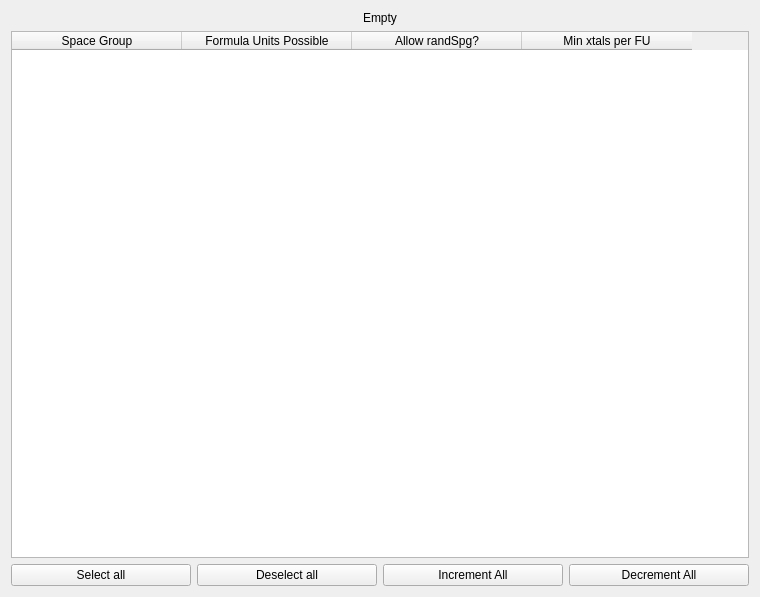
First picture: the form in src/xtalopt/ui/randSpgDialog.ui, repository xtalopt/XtalOpt, before the edit.
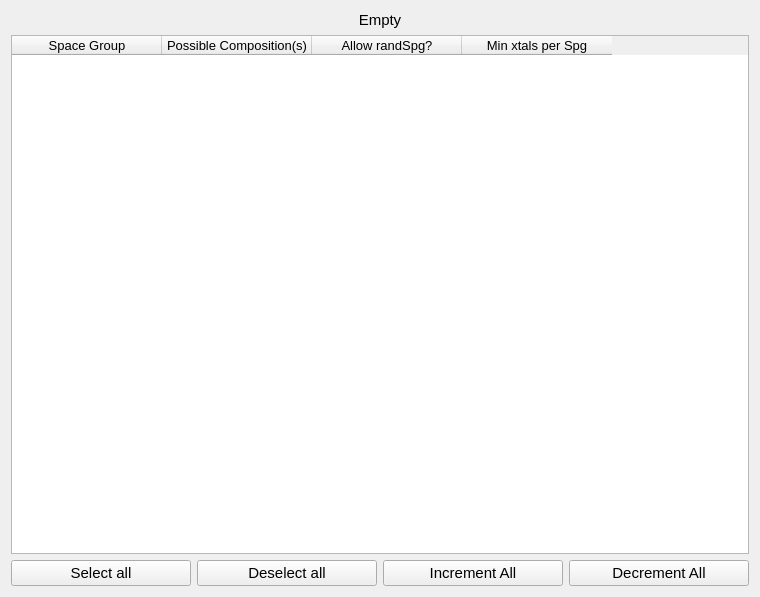
Second picture: the form after the edit.

Commit message: XtalOpt 14 (v14.0.0): variable-composition search and Pareto optimization

```diff
--- a/src/xtalopt/ui/randSpgDialog.ui
+++ b/src/xtalopt/ui/randSpgDialog.ui
@@ -10,6 +10,11 @@
     <height>597</height>
    </rect>
   </property>
+  <property name="font">
+   <font>
+    <pointsize>11</pointsize>
+   </font>
+  </property>
   <property name="windowTitle">
    <string>Spacegroup Options</string>
   </property>
@@ -37,6 +42,11 @@
    </item>
    <item row="1" column="1" colspan="4">
     <widget class="QTableWidget" name="table_list">
+     <property name="font">
+      <font>
+       <pointsize>10</pointsize>
+      </font>
+     </property>
      <property name="contextMenuPolicy">
       <enum>Qt::CustomContextMenu</enum>
      </property>
@@ -61,39 +71,65 @@
      <attribute name="horizontalHeaderCascadingSectionResizes">
       <bool>true</bool>
      </attribute>
+     <attribute name="horizontalHeaderMinimumSectionSize">
+      <number>95</number>
+     </attribute>
      <attribute name="horizontalHeaderDefaultSectionSize">
-      <number>170</number>
+      <number>150</number>
      </attribute>
      <attribute name="horizontalHeaderHighlightSections">
       <bool>true</bool>
      </attribute>
-     <attribute name="horizontalHeaderMinimumSectionSize">
-      <number>100</number>
-     </attribute>
      <attribute name="horizontalHeaderShowSortIndicator" stdset="0">
       <bool>false</bool>
      </attribute>
      <attribute name="horizontalHeaderStretchLastSection">
       <bool>false</bool>
      </attribute>
+     <attribute name="verticalHeaderMinimumSectionSize">
+      <number>23</number>
+     </attribute>
+     <attribute name="verticalHeaderDefaultSectionSize">
+      <number>23</number>
+     </attribute>
      <column>
       <property name="text">
        <string>Space Group</string>
       </property>
+      <property name="font">
+       <font>
+        <pointsize>10</pointsize>
+       </font>
+      </property>
      </column>
      <column>
       <property name="text">
-       <string>Formula Units Possible</string>
+       <string>Possible Composition(s)</string>
+      </property>
+      <property name="font">
+       <font>
+        <pointsize>10</pointsize>
+       </font>
       </property>
      </column>
      <column>
       <property name="text">
        <string>Allow randSpg?</string>
       </property>
+      <property name="font">
+       <font>
+        <pointsize>10</pointsize>
+       </font>
+      </property>
      </column>
      <column>
       <property name="text">
-       <string>Min xtals per FU</string>
+       <string>Min xtals per Spg</string>
+      </property>
+      <property name="font">
+       <font>
+        <pointsize>10</pointsize>
+       </font>
       </property>
      </column>
     </widget>
```
The commit also changes 461 other files.
